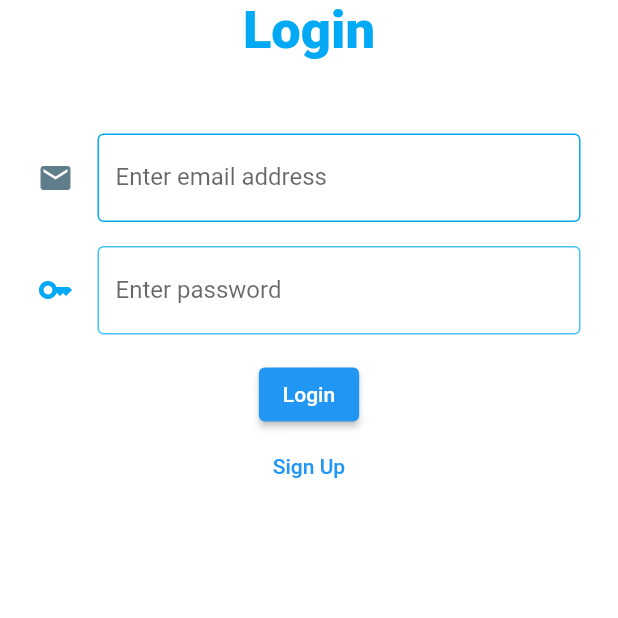
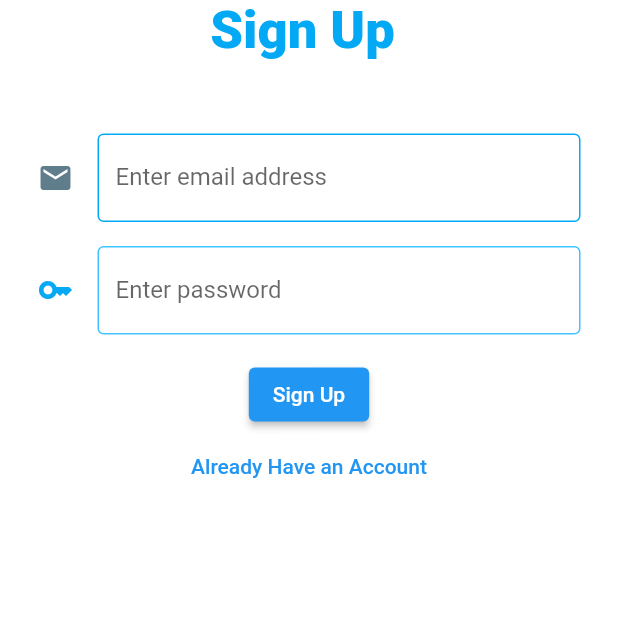
Before and after one commit to Pneumati/LinkUp, a Flutter app: the screen it shows after launch, after a tap on "Sign Up", on a phone screen of 412 x 824 dp, the top half of it. Run offline on Flutter 3.47's test engine with Material 2 defaults, Android fonts, the light colour scheme and no system bars; our stand-ins replace firebase_auth, firebase_core, fluttertoast; accounts and stored records are empty; network calls fail.

Commit message:
Routing modified
Routing modified

```diff
--- a/lib/main.dart
+++ b/lib/main.dart
@@ -1,6 +1,6 @@
 // ignore_for_file: unused_import
 
-// ignore: avoid_web_libraries_in_flutter
+
 
 
 import 'package:firebase_core/firebase_core.dart';
@@ -25,7 +25,7 @@ Future<void> main(List<String> args)  async {
   WidgetsFlutterBinding.ensureInitialized();await Firebase.initializeApp(options: DefaultFirebaseOptions.currentPlatform);
   runApp(MaterialApp(
     title: "link up ",
-    home: Homepage(
+    home: const Homepage(
      // obsecureText: true,
      // hintText: '',
     ),
@@ -35,7 +35,7 @@ Future<void> main(List<String> args)  async {
       '/lecturer/': (context) => const Lecturer(),
       '/Signup/':(context) => SignUp(obsecureText: true, hintText: ''),
       '/Student/': (context) => const Studentfirstpage(),
-      '/bookappointment/':(context) =>  Bookappointment()
+      '/bookappointment/':(context) =>  const Bookappointment()
   } ,
     debugShowCheckedModeBanner: false,
   ));
@@ -45,6 +45,7 @@ class Homepage extends StatefulWidget {
   const Homepage({Key? key}) : super(key: key);
 
   @override
+  // ignore: library_private_types_in_public_api
   _HomepageState createState() => _HomepageState();
 }
 
@@ -60,23 +61,32 @@ class _HomepageState extends State<Homepage> {
     final User? user = FirebaseAuth.instance.currentUser;
     if (user != null) {
       // User is logged in, navigate to the next page
-      Navigator.of(context as BuildContext).pushNamedAndRemoveUntil('/Firstpage/', (route) => false);
-    } else {
+        Navigator.of(context).push(MaterialPageRoute(builder: (context) {
+               return const Firstpage();
+        }));} else {
       // User is not logged in, show the login screen
-      Navigator.of(context as BuildContext).pushNamedAndRemoveUntil('/Login/', (route) => false);
+      Navigator.of(context).push(MaterialPageRoute(builder: (context) {
+               return Login(hintText: '', obsecureText: true,);
+        }));}
     }
+
+      @override
+      Widget build(BuildContext context) {
+    // TODO: implement build
+    throw UnimplementedError();
+      }
   }
 
   @override
   Widget build(BuildContext context) {
-    return Scaffold(
+    return const Scaffold(
       backgroundColor: Colors.white24,
       body: Center(
         child: CircularProgressIndicator(), // You can show a loading indicator while checking authentication
       ),
     );
   }
-}
+
 
 
 
--- a/lib/ui/lecturer.dart
+++ b/lib/ui/lecturer.dart
@@ -1,7 +1,7 @@
 // ignore_for_file: unused_import, avoid_unnecessary_containers
 
 // ignore: avoid_web_libraries_in_flutter
-import 'dart:js_util';
+
 
 import 'package:firebase_auth/firebase_auth.dart';
 import 'package:flutter/material.dart';
--- a/lib/ui/login.dart
+++ b/lib/ui/login.dart
@@ -120,7 +120,9 @@ class _LoginState extends State<Login> {
                try{
                 await FirebaseAuth.instance.signInWithEmailAndPassword(email: email, password: password,);
                 // ignore: use_build_context_synchronously
-                Navigator.of(context).pushNamed('/Firstpage/',);
+                      Navigator.of(context).push(MaterialPageRoute(builder: (context) {
+               return Login(obsecureText: true, hintText: '');
+             },));
                }
                on FirebaseAuthException catch (e) {
               if (e.code == 'user-not-found') {
@@ -148,7 +150,9 @@ class _LoginState extends State<Login> {
 
 
          TextButton(onPressed: () {
-             Navigator.of(context).pushNamed('/SignUp/', );
+             Navigator.of(context).push(MaterialPageRoute(builder: (context) {
+               return SignUp(obsecureText: true, hintText: '');
+             },));
          }, child: const Text("Sign Up"))
 
         ]
```
Also changed, not shown: lib/firstpage.dart (+6 -2 lines).
